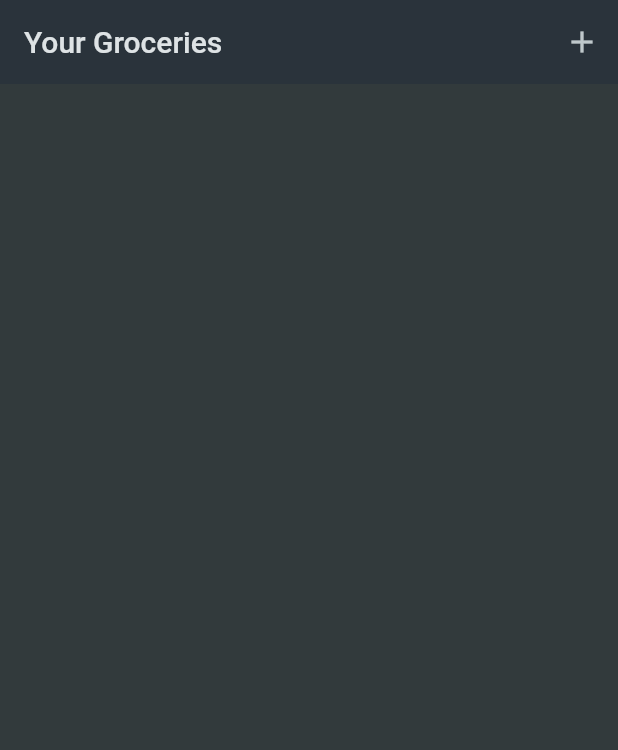
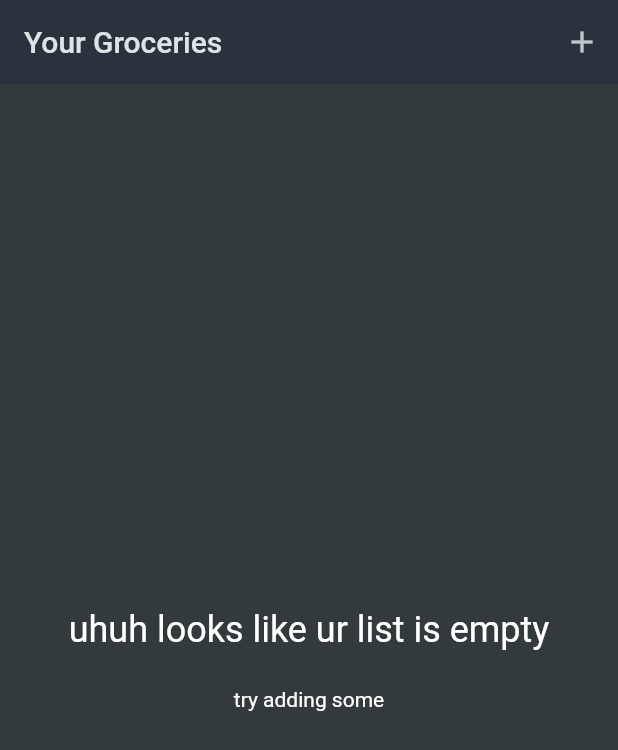
Before and after one commit to widejoy/Expenses-improved-, a Flutter app: the screen it shows after launch, on a phone screen of 412 x 824 dp. Shown: the top 750 px of the screen. Run offline on Flutter 3.47's test engine with Material 2 defaults, Android fonts, the phone set to English and light mode, and no system bars.

Commit message:
added message if list is empty

```diff
--- a/lib/Widgets/category_item.dart
+++ b/lib/Widgets/category_item.dart
@@ -13,8 +13,43 @@ class CategoryItem extends StatefulWidget {
 
 class _CategoryItemState extends State<CategoryItem> {
   final List<GroceryItem> _groceryitems = [];
+
   @override
   Widget build(BuildContext context) {
+    Widget elements = ListView.builder(
+      itemCount: _groceryitems.length,
+      itemBuilder: (context, index) => ListTile(
+        title: Text(_groceryitems[index].name),
+        leading: Container(
+            width: 24,
+            height: 24,
+            color: _groceryitems[index].category.itemcolor),
+        trailing: Text(
+          _groceryitems[index].quantity.toString(),
+        ),
+      ),
+    );
+    if (_groceryitems.isEmpty) {
+      setState(
+        () {
+          elements = const Center(
+            child: Column(
+              mainAxisAlignment: MainAxisAlignment.center,
+              children: [
+                Text(
+                  'uhuh looks like ur list is empty',
+                  style: TextStyle(fontSize: 24),
+                ),
+                SizedBox(
+                  height: 24,
+                ),
+                Text('try adding some')
+              ],
+            ),
+          );
+        },
+      );
+    }
     return Scaffold(
         appBar: AppBar(
           title: const Text('Your Groceries'),
@@ -38,19 +73,6 @@ class _CategoryItemState extends State<CategoryItem> {
             ),
           ],
         ),
-      body: ListView.builder(
-        itemCount: _groceryitems.length,
-        itemBuilder: (context, index) => ListTile(
-          title: Text(_groceryitems[index].name),
-          leading: Container(
-              width: 24,
-              height: 24,
-              color: _groceryitems[index].category.itemcolor),
-          trailing: Text(
-            _groceryitems[index].quantity.toString(),
-          ),
-        ),
-      ),
-    );
+        body: elements);
   }
 }
```
Lines whose indentation alone changed are shown as unchanged.
